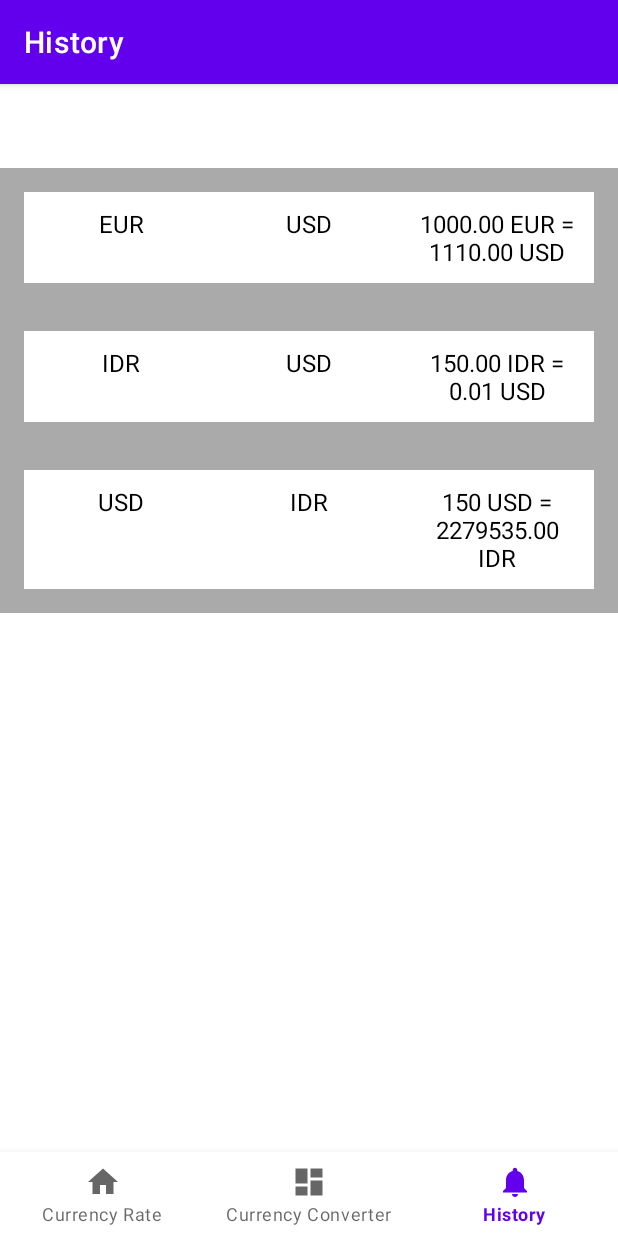
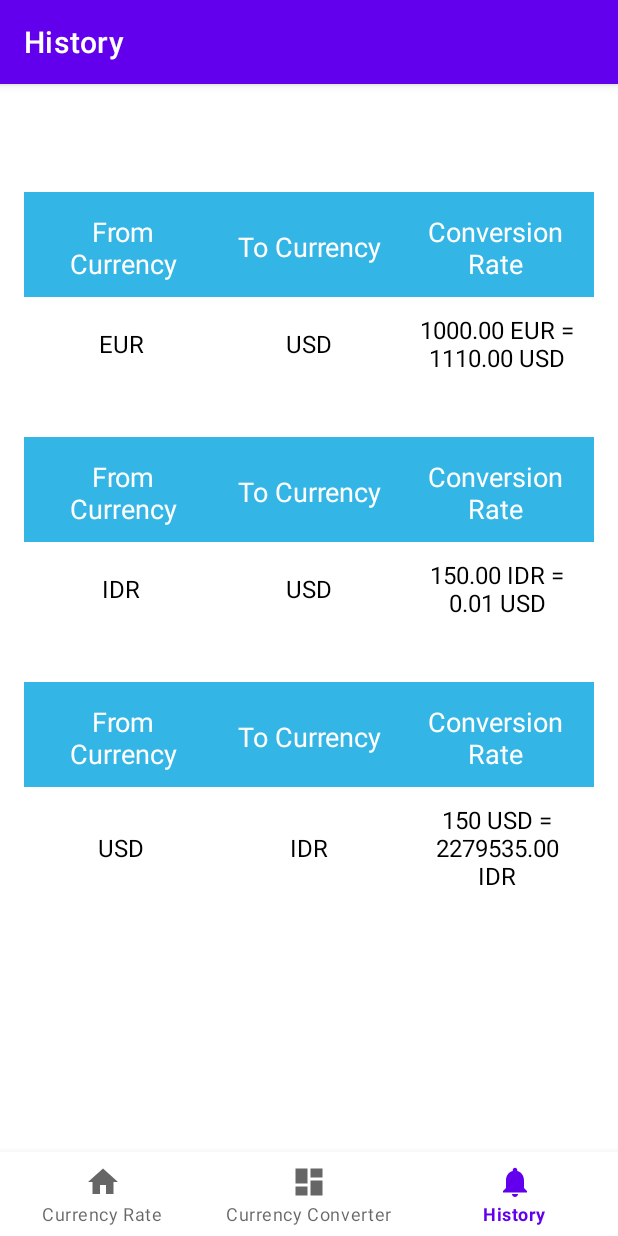
Before and after one commit to BryanF26/currency-converter-app, an Android app: the HistoryFragment screen opened through its navigation route, on a phone screen of 412 x 824 dp. Run offline under Robolectric (Android 15) with nearby library versions, the phone set to English and light mode, and no system bars; our stand-ins replace navigation-ui.

Commit message:
add style history

```diff
--- a/app/src/main/java/com/example/currency_converter_app/ui/dashboard/DashboardFragment.kt
+++ b/app/src/main/java/com/example/currency_converter_app/ui/dashboard/DashboardFragment.kt
@@ -11,6 +11,7 @@ import android.widget.Button
 import android.widget.EditText
 import android.widget.Spinner
 import android.widget.TextView
+import android.widget.Toast
 import androidx.fragment.app.Fragment
 import androidx.lifecycle.ViewModelProvider
 import com.example.currency_converter_app.R
@@ -80,6 +81,7 @@ class DashboardFragment : Fragment() {
                     "%.2f %s = %.2f %s",
                     amount, fromCurrency, result, toCurrency
                 )
+                Toast.makeText(requireContext(), "Exchange Successfully!", Toast.LENGTH_SHORT).show()
                 historyViewModel.addCurrencyRateHistory(fromCurrency, toCurrency, convertedAmountTextView.text.toString())
             } else {
                 convertedAmountTextView.text = "Please enter a valid amount"
--- /dev/null
+++ b/app/src/main/res/drawable/rounded_background.xml
@@ -0,0 +1,6 @@
+<shape xmlns:android="http://schemas.android.com/apk/res/android">
+    <solid android:color="@android:color/white" />
+    <corners android:radius="12dp" />
+    <stroke android:width="2dp" android:color="@android:color/darker_gray" />
+    <padding android:left="4dp" android:right="4dp" android:top="4dp" android:bottom="4dp"/>
+</shape>
--- a/app/src/main/res/layout/item_currency_history.xml
+++ b/app/src/main/res/layout/item_currency_history.xml
@@ -3,15 +3,52 @@
     android:layout_height="wrap_content"
     android:padding="16dp"
     android:stretchColumns="*"
-    android:background="@android:color/darker_gray">
+    android:divider="@android:drawable/divider_horizontal_dark"
+    android:showDividers="middle">
 
+    <TableRow
+        android:layout_width="match_parent"
+        android:layout_height="wrap_content"
+        android:background="@android:color/holo_blue_light"
+        android:padding="4dp">
 
+        <TextView
+            android:layout_width="0dp"
+            android:layout_height="wrap_content"
+            android:layout_weight="1"
+            android:text="From Currency"
+            android:textSize="18sp"
+            android:gravity="center"
+            android:textColor="@android:color/white"
+            android:padding="8dp" />
 
-    <!-- Content Rows -->
+        <TextView
+            android:layout_width="0dp"
+            android:layout_height="wrap_content"
+            android:layout_weight="1"
+            android:layout_marginTop="10sp"
+            android:textAlignment="center"
+            android:padding="10dp"
+            android:text="To Currency"
+            android:textColor="@android:color/white"
+            android:textSize="18sp" />
+
+        <TextView
+            android:layout_width="0dp"
+            android:layout_height="wrap_content"
+            android:layout_weight="1"
+            android:text="Conversion Rate"
+            android:textSize="18sp"
+            android:gravity="center"
+            android:textColor="@android:color/white"
+            android:padding="8dp" />
+    </TableRow>
+
     <TableRow
         android:layout_width="match_parent"
         android:layout_height="wrap_content"
         android:background="@android:color/white"
+        android:gravity="center"
         android:padding="2dp">
 
         <TextView
@@ -23,18 +60,20 @@
             android:textSize="16sp"
             android:gravity="center"
             android:padding="8dp"
-            android:textColor="@android:color/black" />
+            android:textColor="@android:color/black"
+            android:background="?android:attr/selectableItemBackground" />
 
         <TextView
             android:id="@+id/tvToCurrency"
             android:layout_width="0dp"
             android:layout_height="wrap_content"
             android:layout_weight="1"
-            android:text="01/10/2024"
+            android:text="IDR"
             android:textSize="16sp"
             android:gravity="center"
             android:padding="8dp"
-            android:textColor="@android:color/black" />
+            android:textColor="@android:color/black"
+            android:background="?android:attr/selectableItemBackground" />
 
         <TextView
             android:id="@+id/tvCurrencyConvert"
@@ -45,8 +84,8 @@
             android:textSize="16sp"
             android:gravity="center"
             android:padding="8dp"
-            android:textColor="@android:color/black" />
+            android:textColor="@android:color/black"
+            android:background="?android:attr/selectableItemBackground" />
     </TableRow>
 
-    <!-- Repeat for more rows -->
 </TableLayout>
```
